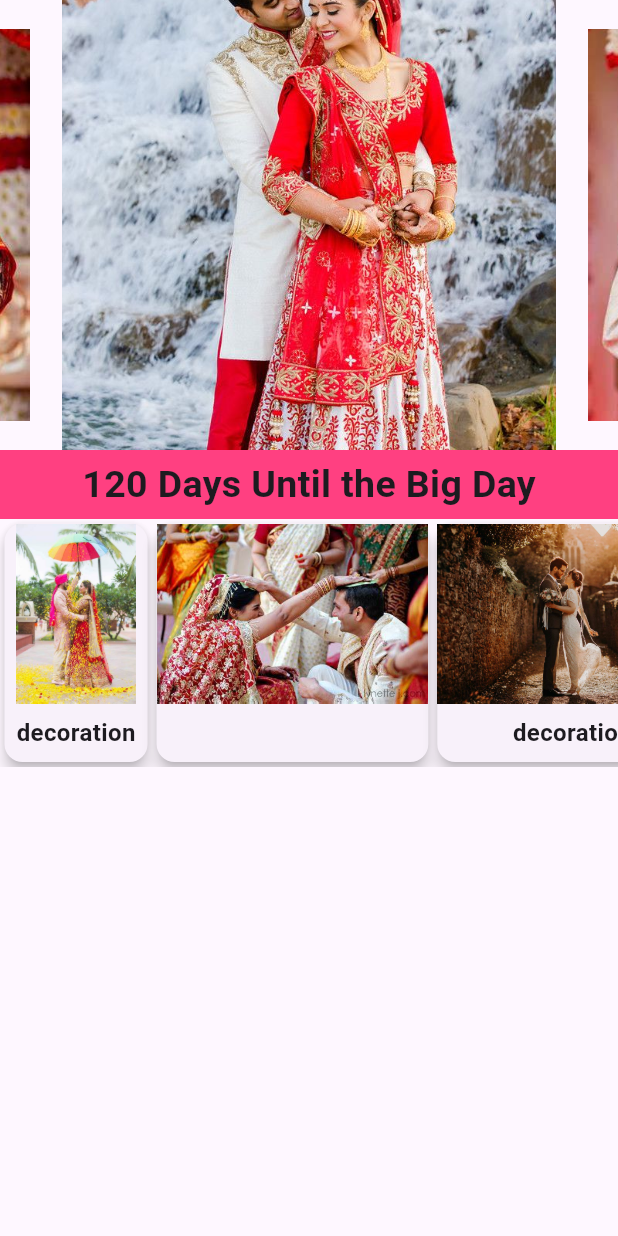
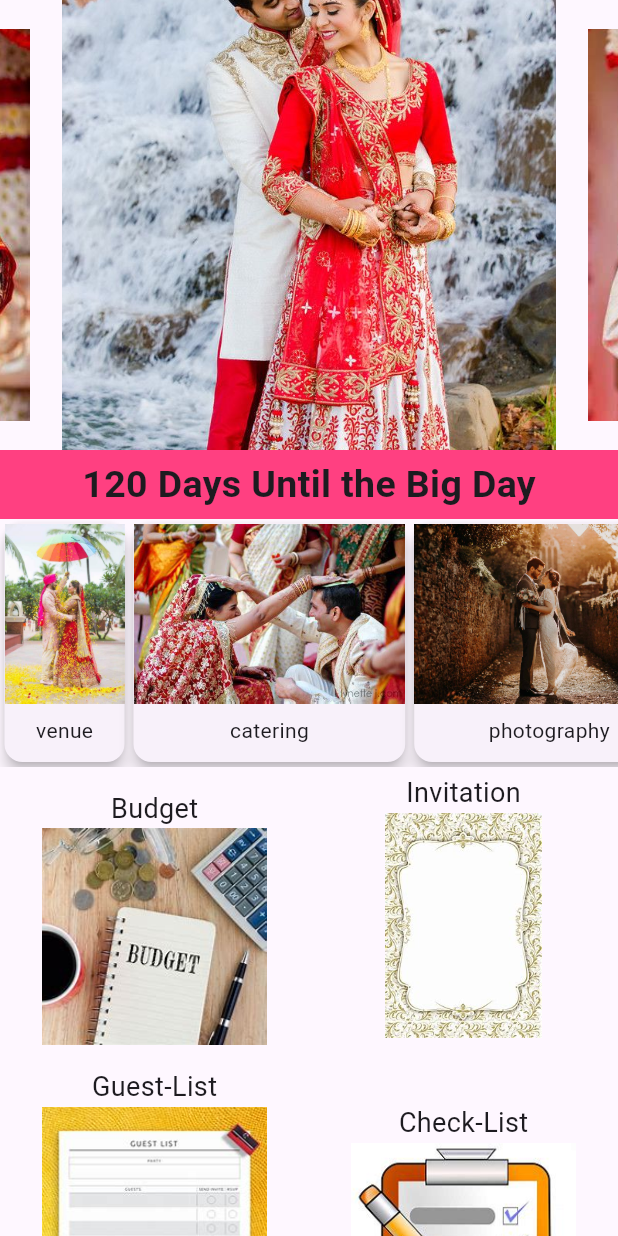
Before and after one commit to tejasvmodi/wedding_planning, a Flutter app: the HomePage screen opened directly, on a phone screen of 412 x 824 dp. Run offline on Flutter 3.47's test engine with Material 2 defaults, Android fonts, the phone set to English and light mode, and no system bars; drawn by our look-alikes of carousel_slider; our stand-ins replace dots_indicator, icons_plus; missing offline and left inert: dart:ffi.

Commit message:
commit at 18:50  24-11-2023

```diff
--- a/lib/screens/Home/home.dart
+++ b/lib/screens/Home/home.dart
@@ -1,26 +1,23 @@
 import 'package:carousel_slider/carousel_slider.dart';
-import 'package:dots_indicator/dots_indicator.dart';
 import 'package:flutter/material.dart';
-import 'package:wedding_application/Splash_Screen.dart';
 import 'package:wedding_application/screens/components/Mycard.dart';
+import 'package:wedding_application/screens/components/OnboardingScreen.dart';
+import 'package:wedding_application/screens/components/horizontalcard.dart';
 
-class HomePage extends StatefulWidget {
-  const HomePage({super.key});
-
-  @override
-  State<HomePage> createState() => _HomePageState();
-}
-
-class _HomePageState extends State<HomePage> {
+class HomePage extends StatelessWidget {
   final List<String> items = [
     "assets/images/indianwedding1.png",
     "assets/images/weddingplanning3.png",
   ];
+
+  HomePage({super.key});
+
   @override
   Widget build(BuildContext context) {
     return Scaffold(
-      body: Column(
-        children: [
+      body: SingleChildScrollView(
+        child:
+            Column(crossAxisAlignment: CrossAxisAlignment.stretch, children: [
           CarouselSlider(
             options: CarouselOptions(
               height: 300.0,
@@ -60,20 +57,53 @@
               ],
             ),
           ),
-          SingleChildScrollView(
+          const SingleChildScrollView(
             scrollDirection: Axis.horizontal,
             child: Row(
               children: [
                 MyCard(
-                    imageUrl: "assets/images/indianwedding.png", text: "decoration"),
+                    imageUrl: "assets/images/indianwedding.png",
+                    text: "venue",
+                    className: "HomePage"),
                 MyCard(
-                    imageUrl: "assets/images/indianwedding2.png", text: ""),
+                    imageUrl: "assets/images/indianwedding2.png",
+                    text: "catering",
+                    className: "HomePage"),
                 MyCard(
-                    imageUrl: "assets/images/weddingwallpepar.png", text: "decoration"),
+                    imageUrl: "assets/images/weddingwallpepar.png",
+                    text: "photography",
+                    className: "HomePage"),
+                MyCard(
+                    imageUrl: "assets/images/weeding.png",
+                    text: "decor",
+                    className: "HomePage"),
+              ],
+            ),
+          ),
+          const SingleChildScrollView(
+            child: Column(
+              children: [
+                //there is horizontal card widget
+                Horizontalcard(
+                  imageUrl1: "assets/images/budget.png",
+                  imageUrl2: 'assets/images/invitation.png',
+                  text1: 'Budget',
+                  text2: 'Invitation',
+                  className1: 'HomePage',
+                  className2: 'HomePage',
+                ),
+                Horizontalcard(
+                  imageUrl1: "assets/images/Guest_list.png",
+                  imageUrl2: 'assets/images/checklist.png',
+                  text1: 'Guest-List',
+                  text2: 'Check-List',
+                  className1: 'HomePage',
+                  className2: 'HomePage',
+                ),
               ],
             ),
           )
-        ],
+        ]),
       ),
     );
   }
--- a/lib/screens/components/Mycard.dart
+++ b/lib/screens/components/Mycard.dart
@@ -1,11 +1,15 @@
 
 import 'package:flutter/material.dart';
+import 'package:wedding_application/screens/Home/home.dart';
+import 'package:wedding_application/screens/components/OnboardingScreen.dart';
 
 class MyCard extends StatelessWidget {
   final String imageUrl;
   final String text;
+  final String className;
 
-  MyCard({required this.imageUrl, required this.text});
+
+  const MyCard({super.key, required this.imageUrl, required this.text,  required this.className});
 
   @override
   Widget build(BuildContext context) {
@@ -16,18 +20,36 @@
         margin: const EdgeInsets.all(3.0),
         child: Column(
           children: [
-            Image.asset(
-              imageUrl,
-              height: 120.0, // Set the desired height of the image
-               // Take up the full width of the card
-              fit: BoxFit.cover,
+            InkWell(
+              child: Image.asset(
+                imageUrl,
+                height: 120.0, // Set the desired height of the image
+                 // Take up the full width of the card
+                fit: BoxFit.cover,
+              ),
+              onTap: () {
+               // Map of class names to their corresponding class creation functions
+                Map<String, Function> classMap = {
+                  'HomePage':()=>HomePage(),
+                  'OnboardingScreen': () => const OnboardingScreen(),
+                  // Add more class names and their corresponding class creation functions
+                };
+
+                // Fetch the class creation function based on the provided className
+                Function? classBuilder = classMap[className];
+
+                if (classBuilder != null) {
+                  // Create an instance of the class and navigate to it
+                  Navigator.push(context, MaterialPageRoute(builder: (context) => classBuilder()));
+                } else {
+                  print('Class $className not found.');
+                }
+              },
             ),
             Padding(
               padding: const EdgeInsets.all(8.0),
-              child: Text(
-                text,
-                style: const TextStyle(fontSize: 16.0, fontWeight: FontWeight.bold),
-              ),
+              child: InkWell(child: Text(text),onTap: () {
+              },)
             ),
           ],
         ),
--- /dev/null
+++ b/lib/screens/components/horizontalcard.dart
@@ -0,0 +1,98 @@
+import 'dart:ffi';
+
+import 'package:flutter/material.dart';
+import 'package:wedding_application/screens/Home/home.dart';
+import 'package:wedding_application/screens/components/OnboardingScreen.dart';
+
+class Horizontalcard extends StatelessWidget {
+  const Horizontalcard(
+      {super.key,
+      required this.imageUrl1,
+      required this.imageUrl2,
+      required this.text1,
+      required this.text2,
+      required this.className1,
+      required this.className2});
+  final String imageUrl1;
+  final String imageUrl2;
+  final String text1;
+  final String text2;
+  final String className1;
+  final String className2;
+
+  @override
+  Widget build(BuildContext context) {
+    return Row(
+      mainAxisAlignment: MainAxisAlignment.spaceEvenly,
+      children: [
+        Column(
+          children: [
+            const SizedBox(height: 15),
+             Text(
+               text1,
+              style: const TextStyle(fontSize: 18),
+            ),
+            InkWell(
+              child:  SizedBox(
+                width: 150,
+                child: DecoratedBox(decoration: const BoxDecoration(borderRadius: BorderRadius.all(Radius.circular(10))),child: Image.asset(imageUrl1),)),
+              onTap: () {
+                Map<String, Function> classMap = {
+                  'HomePage': () => HomePage(),
+                  'OnboardingScreen': () => const OnboardingScreen(),
+                  // Add more class names and their corresponding class creation functions
+                };
+
+                // Fetch the class creation function based on the provided className
+                Function? classBuilder = classMap[className1];
+
+                if (classBuilder != null) {
+                  // Create an instance of the class and navigate to it
+                  Navigator.push(context,
+                      MaterialPageRoute(builder: (context) => classBuilder()));
+                } else {
+                  print('Class $className1 not found.');
+                }
+              },
+            )
+          ],
+        ),
+        const SizedBox(height: 10),
+        Column(
+          children: [
+             Text(
+              text2,
+              style: const TextStyle
+              (fontSize: 18),
+
+            ),
+            InkWell(
+               child:  SizedBox(
+                width: 150,
+                height: 150,
+                child: DecoratedBox(decoration: const BoxDecoration(borderRadius: BorderRadius.all(Radius.circular(10))),child: Image.asset(imageUrl2),)),
+              onTap: () {
+                Map<String, Function> classMap = {
+                  'HomePage': () => HomePage(),
+                  'OnboardingScreen': () => const OnboardingScreen(),
+                  // Add more class names and their corresponding class creation functions
+                };
+
+                // Fetch the class creation function based on the provided className
+                Function? classBuilder = classMap[className2];
+
+                if (classBuilder != null) {
+                  // Create an instance of the class and navigate to it
+                  Navigator.push(context,
+                      MaterialPageRoute(builder: (context) => classBuilder()));
+                } else {
+                  print('Class $className2 not found.');
+                }
+              },
+            ),
+          ],
+        ),
+      ],
+    );
+  }
+}
```
Also changed, not shown: assets/images/Guest_list.png (added), assets/images/budget.png (added), assets/images/checklist.png (added), assets/images/invitation.png (added).
